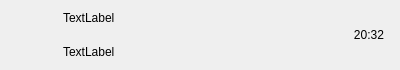
Before: the Qt Designer form multichat/chatuserwid.ui in Luasdog/MultiChat, drawn with Qt 5.
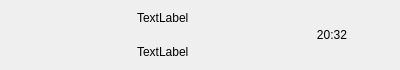
After: the same form once the commit is applied.

Patch:
```diff
--- a/multichat/chatuserwid.ui
+++ b/multichat/chatuserwid.ui
@@ -95,6 +95,12 @@
    </item>
    <item>
     <widget class="QWidget" name="user_info_wid" native="true">
+     <property name="maximumSize">
+      <size>
+       <width>130</width>
+       <height>16777215</height>
+      </size>
+     </property>
      <layout class="QVBoxLayout" name="verticalLayout">
       <property name="spacing">
        <number>6</number>
@@ -120,6 +126,12 @@
       </item>
       <item>
        <widget class="QLabel" name="user_chat_label">
+        <property name="maximumSize">
+         <size>
+          <width>130</width>
+          <height>16777215</height>
+         </size>
+        </property>
         <property name="text">
          <string>TextLabel</string>
         </property>
```
